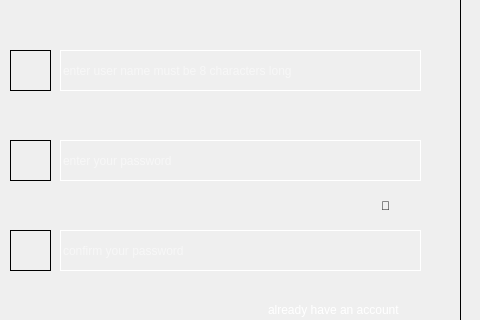
Above: user.ui from PokharelAditya/MovieMaestro before the change; both pictures show x 720 to 1200 and y 150 to 470 of the 1200 by 750 pixel window. Below: the same form after it.
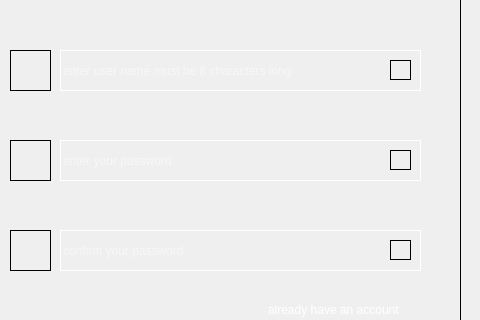
That is the form after the change. Icons and pictures are not drawn.

```diff
--- a/user.ui
+++ b/user.ui
@@ -281,7 +281,46 @@
 background:none;</string>
     </property>
     <property name="text">
-     <string>👀</string>
+     <string/>
+    </property>
+   </widget>
+   <widget class="QPushButton" name="clearusernamebtn">
+    <property name="geometry">
+     <rect>
+      <x>400</x>
+      <y>160</y>
+      <width>21</width>
+      <height>20</height>
+     </rect>
+    </property>
+    <property name="text">
+     <string/>
+    </property>
+   </widget>
+   <widget class="QPushButton" name="clearpasswordbtn">
+    <property name="geometry">
+     <rect>
+      <x>400</x>
+      <y>250</y>
+      <width>21</width>
+      <height>20</height>
+     </rect>
+    </property>
+    <property name="text">
+     <string/>
+    </property>
+   </widget>
+   <widget class="QPushButton" name="clearconfirmpasswordbtn_2">
+    <property name="geometry">
+     <rect>
+      <x>400</x>
+      <y>340</y>
+      <width>21</width>
+      <height>20</height>
+     </rect>
+    </property>
+    <property name="text">
+     <string/>
     </property>
    </widget>
   </widget>
```
Left out of the diff: 2 changed lines with no effect on the pictures.
